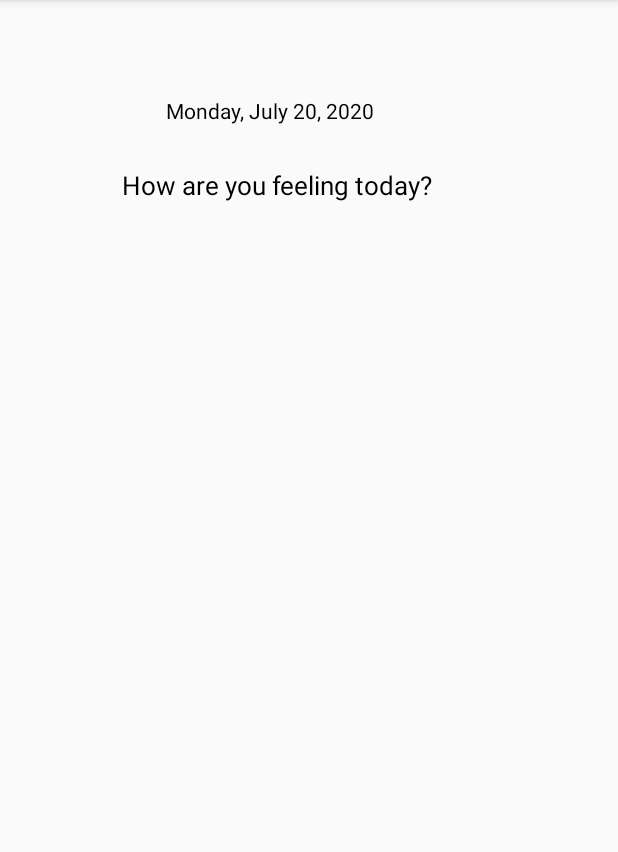
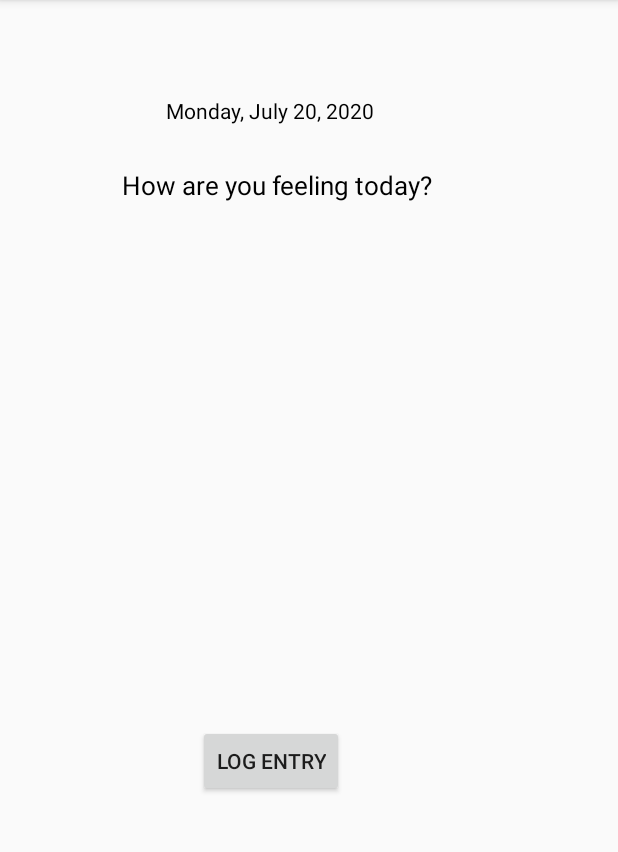
Before and after one commit to AXG1011/WellbeingApp, an Android app: the SelfActivity screen opened directly, with no data from a screen before it, on a phone screen of 412 x 824 dp, the part 84-936 px from its top. Run offline under Robolectric (Android 15) with nearby library versions, the phone set to English and light mode, and no system bars.

Commit message:
Changes made to page flow

```diff
--- a/app/build.gradle
+++ b/app/build.gradle
@@ -32,6 +32,7 @@ dependencies {
     implementation 'com.google.android.material:material:1.1.0'
     implementation 'androidx.navigation:navigation-fragment:2.3.0'
     implementation 'androidx.navigation:navigation-ui:2.3.0'
+    implementation 'com.google.android.gms:play-services-maps:17.0.0'
     testImplementation 'junit:junit:4.12'
     androidTestImplementation 'androidx.test.ext:junit:1.1.1'
     androidTestImplementation 'androidx.test.espresso:espresso-core:3.2.0'
--- a/app/src/main/AndroidManifest.xml
+++ b/app/src/main/AndroidManifest.xml
@@ -9,7 +9,8 @@
         android:roundIcon="@mipmap/ic_launcher_round"
         android:supportsRtl="true"
         android:theme="@style/AppTheme">
-        <activity android:name=".WorldActivity"></activity>
+        <activity android:name=".MoodDiaryActivity"></activity>
+        <activity android:name=".WorldActivity" />
         <activity android:name=".FutureActivity" />
         <activity android:name=".SelfActivity" />
         <activity android:name=".SettingsActivity" />
--- a/app/src/main/java/com/example/well_beingapp/SelfActivity.java
+++ b/app/src/main/java/com/example/well_beingapp/SelfActivity.java
@@ -1,13 +1,19 @@
 package com.example.well_beingapp;
 
 import androidx.appcompat.app.AppCompatActivity;
+
+import android.content.Intent;
 import android.os.Bundle;
+import android.view.View;
+import android.widget.Button;
 import android.widget.TextView;
 
 import java.text.DateFormat;
 import java.util.Calendar;
 
 public class SelfActivity extends AppCompatActivity {
+
+    Button logEntry;
 
     @Override
     protected void onCreate(Bundle savedInstanceState) {
@@ -16,9 +22,18 @@ public class SelfActivity extends AppCompatActivity {
 
         Calendar calendar = Calendar.getInstance();
         String currentDate = DateFormat.getDateInstance(DateFormat.FULL).format(calendar.getTime());
-
         TextView textViewDate = findViewById(R.id.textView10);
         textViewDate.setText(currentDate);
+
+        logEntry = findViewById(R.id.button2);
+        logEntry.setOnClickListener(new View.OnClickListener() {
+            @Override
+            public void onClick(View v) {
+                Intent intToMoodDiary = new Intent(SelfActivity.this, MoodDiaryActivity.class);
+                startActivity(intToMoodDiary);
+            }
+        });
+
     }
 
 }
--- a/app/src/main/res/layout/activity_self.xml
+++ b/app/src/main/res/layout/activity_self.xml
@@ -15,6 +15,7 @@
         android:layout_marginTop="64dp"
         android:text="Date"
         android:textAlignment="center"
+        android:gravity="center_horizontal"
         android:textColor="#000"
         app:layout_constraintStart_toStartOf="parent"
         app:layout_constraintTop_toTopOf="parent" />
@@ -32,4 +33,15 @@
         app:layout_constraintStart_toStartOf="parent"
         app:layout_constraintTop_toBottomOf="@+id/textView10" />
 
+    <Button
+        android:id="@+id/button2"
+        android:layout_width="wrap_content"
+        android:layout_height="wrap_content"
+        android:layout_marginStart="132dp"
+        android:layout_marginLeft="132dp"
+        android:layout_marginTop="348dp"
+        android:text="Log entry"
+        app:layout_constraintStart_toStartOf="parent"
+        app:layout_constraintTop_toBottomOf="@+id/textView11" />
+
 </androidx.constraintlayout.widget.ConstraintLayout>
```
Also changed, not shown: app/src/main/java/com/example/well_beingapp/MoodDiaryActivity.java (added, +14 -0 lines), app/src/main/res/layout/activity_mood_diary.xml (added, +37 -0 lines), app/src/main/res/layout/activity_world.xml (+22 -17 lines).
